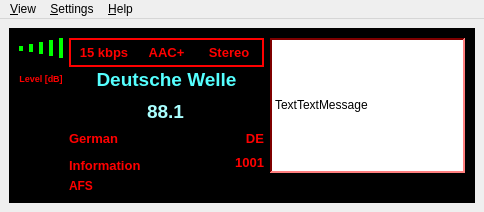
Above: dream/src/GUI-QT/DRMMainWindow.ui from mmjee/dream-patched before the change. Below: the same form after it.
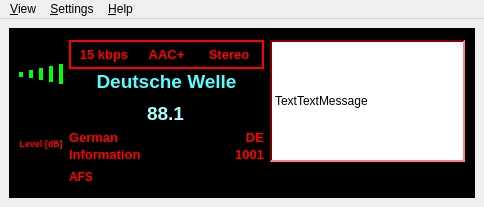
That is the form after the change. Icons and pictures are not drawn. Custom widgets are drawn as their Qt base class.

```diff
--- a/dream/src/GUI-QT/DRMMainWindow.ui
+++ b/dream/src/GUI-QT/DRMMainWindow.ui
@@ -7,7 +7,7 @@
     <x>0</x>
     <y>0</y>
     <width>484</width>
-    <height>212</height>
+    <height>207</height>
    </rect>
   </property>
   <property name="windowTitle">
@@ -4444,402 +4444,7 @@
           </widget>
          </item>
          <item>
-          <widget class="QWidget" name="ProgrInputLevel" native="true">
-           <property name="sizePolicy">
-            <sizepolicy hsizetype="Minimum" vsizetype="Minimum">
-             <horstretch>0</horstretch>
-             <verstretch>0</verstretch>
-            </sizepolicy>
-           </property>
-           <property name="palette">
-            <palette>
-             <active>
-              <colorrole role="WindowText">
-               <brush brushstyle="SolidPattern">
-                <color alpha="255">
-                 <red>255</red>
-                 <green>0</green>
-                 <blue>0</blue>
-                </color>
-               </brush>
-              </colorrole>
-              <colorrole role="Button">
-               <brush brushstyle="SolidPattern">
-                <color alpha="255">
-                 <red>255</red>
-                 <green>0</green>
-                 <blue>0</blue>
-                </color>
-               </brush>
-              </colorrole>
-              <colorrole role="Light">
-               <brush brushstyle="SolidPattern">
-                <color alpha="255">
-                 <red>255</red>
-                 <green>127</green>
-                 <blue>127</blue>
-                </color>
-               </brush>
-              </colorrole>
-              <colorrole role="Midlight">
-               <brush brushstyle="SolidPattern">
-                <color alpha="255">
-                 <red>255</red>
-                 <green>63</green>
-                 <blue>63</blue>
-                </color>
-               </brush>
-              </colorrole>
-              <colorrole role="Dark">
-               <brush brushstyle="SolidPattern">
-                <color alpha="255">
-                 <red>127</red>
-                 <green>0</green>
-                 <blue>0</blue>
-                </color>
-               </brush>
-              </colorrole>
-              <colorrole role="Mid">
-               <brush brushstyle="SolidPattern">
-                <color alpha="255">
-                 <red>170</red>
-                 <green>0</green>
-                 <blue>0</blue>
-                </color>
-               </brush>
-              </colorrole>
-              <colorrole role="Text">
-               <brush brushstyle="SolidPattern">
-                <color alpha="255">
-                 <red>0</red>
-                 <green>0</green>
-                 <blue>0</blue>
-                </color>
-               </brush>
-              </colorrole>
-              <colorrole role="BrightText">
-               <brush brushstyle="SolidPattern">
-                <color alpha="255">
-                 <red>255</red>
-                 <green>255</green>
-                 <blue>255</blue>
-                </color>
-               </brush>
-              </colorrole>
-              <colorrole role="ButtonText">
-               <brush brushstyle="SolidPattern">
-                <color alpha="255">
-                 <red>0</red>
-                 <green>0</green>
-                 <blue>0</blue>
-                </color>
-               </brush>
-              </colorrole>
-              <colorrole role="Base">
-               <brush brushstyle="SolidPattern">
-                <color alpha="255">
-                 <red>255</red>
-                 <green>255</green>
-                 <blue>255</blue>
-                </color>
-               </brush>
-              </colorrole>
-              <colorrole role="Window">
-               <brush brushstyle="SolidPattern">
-                <color alpha="255">
-                 <red>0</red>
-                 <green>0</green>
-                 <blue>0</blue>
-                </color>
-               </brush>
-              </colorrole>
-              <colorrole role="Shadow">
-               <brush brushstyle="SolidPattern">
-                <color alpha="255">
-                 <red>0</red>
-                 <green>0</green>
-                 <blue>0</blue>
-                </color>
-               </brush>
-              </colorrole>
-              <colorrole role="Highlight">
-               <brush brushstyle="SolidPattern">
-                <color alpha="255">
-                 <red>0</red>
-                 <green>0</green>
-                 <blue>128</blue>
-                </color>
-               </brush>
-              </colorrole>
-              <colorrole role="HighlightedText">
-               <brush brushstyle="SolidPattern">
-                <color alpha="255">
-                 <red>255</red>
-                 <green>255</green>
-                 <blue>255</blue>
-                </color>
-               </brush>
-              </colorrole>
-             </active>
-             <inactive>
-              <colorrole role="WindowText">
-               <brush brushstyle="SolidPattern">
-                <color alpha="255">
-                 <red>255</red>
-                 <green>0</green>
-                 <blue>0</blue>
-                </color>
-               </brush>
-              </colorrole>
-              <colorrole role="Button">
-               <brush brushstyle="SolidPattern">
-                <color alpha="255">
-                 <red>255</red>
-                 <green>0</green>
-                 <blue>0</blue>
-                </color>
-               </brush>
-              </colorrole>
-              <colorrole role="Light">
-               <brush brushstyle="SolidPattern">
-                <color alpha="255">
-                 <red>255</red>
-                 <green>127</green>
-                 <blue>127</blue>
-                </color>
-               </brush>
-              </colorrole>
-              <colorrole role="Midlight">
-               <brush brushstyle="SolidPattern">
-                <color alpha="255">
-                 <red>255</red>
-                 <green>38</green>
-                 <blue>38</blue>
-                </color>
-               </brush>
-              </colorrole>
-              <colorrole role="Dark">
-               <brush brushstyle="SolidPattern">
-                <color alpha="255">
-                 <red>127</red>
-                 <green>0</green>
-                 <blue>0</blue>
-                </color>
-               </brush>
-              </colorrole>
-              <colorrole role="Mid">
-               <brush brushstyle="SolidPattern">
-                <color alpha="255">
-                 <red>170</red>
-                 <green>0</green>
-                 <blue>0</blue>
-                </color>
-               </brush>
-              </colorrole>
-              <colorrole role="Text">
-               <brush brushstyle="SolidPattern">
-                <color alpha="255">
-                 <red>0</red>
-                 <green>0</green>
-                 <blue>0</blue>
-                </color>
-               </brush>
-              </colorrole>
-              <colorrole role="BrightText">
-               <brush brushstyle="SolidPattern">
-                <color alpha="255">
-                 <red>255</red>
-                 <green>255</green>
-                 <blue>255</blue>
-                </color>
-               </brush>
-              </colorrole>
-              <colorrole role="ButtonText">
-               <brush brushstyle="SolidPattern">
-                <color alpha="255">
-                 <red>0</red>
-                 <green>0</green>
-                 <blue>0</blue>
-                </color>
-               </brush>
-              </colorrole>
-              <colorrole role="Base">
-               <brush brushstyle="SolidPattern">
-                <color alpha="255">
-                 <red>255</red>
-                 <green>255</green>
-                 <blue>255</blue>
-                </color>
-               </brush>
-              </colorrole>
-              <colorrole role="Window">
-               <brush brushstyle="SolidPattern">
-                <color alpha="255">
-                 <red>0</red>
-                 <green>0</green>
-                 <blue>0</blue>
-                </color>
-               </brush>
-              </colorrole>
-              <colorrole role="Shadow">
-               <brush brushstyle="SolidPattern">
-                <color alpha="255">
-                 <red>0</red>
-                 <green>0</green>
-                 <blue>0</blue>
-                </color>
-               </brush>
-              </colorrole>
-              <colorrole role="Highlight">
-               <brush brushstyle="SolidPattern">
-                <color alpha="255">
-                 <red>0</red>
-                 <green>0</green>
-                 <blue>128</blue>
-                </color>
-               </brush>
-              </colorrole>
-              <colorrole role="HighlightedText">
-               <brush brushstyle="SolidPattern">
-                <color alpha="255">
-                 <red>255</red>
-                 <green>255</green>
-                 <blue>255</blue>
-                </color>
-               </brush>
-              </colorrole>
-             </inactive>
-             <disabled>
-              <colorrole role="WindowText">
-               <brush brushstyle="SolidPattern">
-                <color alpha="255">
-                 <red>128</red>
-                 <green>128</green>
-                 <blue>128</blue>
-                </color>
-               </brush>
-              </colorrole>
-              <colorrole role="Button">
-               <brush brushstyle="SolidPattern">
-                <color alpha="255">
-                 <red>255</red>
-                 <green>0</green>
-                 <blue>0</blue>
-                </color>
-               </brush>
-              </colorrole>
-              <colorrole role="Light">
-               <brush brushstyle="SolidPattern">
-                <color alpha="255">
-                 <red>255</red>
-                 <green>127</green>
-                 <blue>127</blue>
-                </color>
-               </brush>
-              </colorrole>
-              <colorrole role="Midlight">
-               <brush brushstyle="SolidPattern">
-                <color alpha="255">
-                 <red>255</red>
-                 <green>38</green>
-                 <blue>38</blue>
-                </color>
-               </brush>
-              </colorrole>
-              <colorrole role="Dark">
-               <brush brushstyle="SolidPattern">
-                <color alpha="255">
-                 <red>127</red>
-                 <green>0</green>
-                 <blue>0</blue>
-                </color>
-               </brush>
-              </colorrole>
-              <colorrole role="Mid">
-               <brush brushstyle="SolidPattern">
-                <color alpha="255">
-                 <red>170</red>
-                 <green>0</green>
-                 <blue>0</blue>
-                </color>
-               </brush>
-              </colorrole>
-              <colorrole role="Text">
-               <brush brushstyle="SolidPattern">
-                <color alpha="255">
-                 <red>0</red>
-                 <green>0</green>
-                 <blue>0</blue>
-                </color>
-               </brush>
-              </colorrole>
-              <colorrole role="BrightText">
-               <brush brushstyle="SolidPattern">
-                <color alpha="255">
-                 <red>255</red>
-                 <green>255</green>
-                 <blue>255</blue>
-                </color>
-               </brush>
-              </colorrole>
-              <colorrole role="ButtonText">
-               <brush brushstyle="SolidPattern">
-                <color alpha="255">
-                 <red>128</red>
-                 <green>128</green>
-                 <blue>128</blue>
-                </color>
-               </brush>
-              </colorrole>
-              <colorrole role="Base">
-               <brush brushstyle="SolidPattern">
-                <color alpha="255">
-                 <red>255</red>
-                 <green>255</green>
-                 <blue>255</blue>
-                </color>
-               </brush>
-              </colorrole>
-              <colorrole role="Window">
-               <brush brushstyle="SolidPattern">
-                <color alpha="255">
-                 <red>0</red>
-                 <green>0</green>
-                 <blue>0</blue>
-                </color>
-               </brush>
-              </colorrole>
-              <colorrole role="Shadow">
-               <brush brushstyle="SolidPattern">
-                <color alpha="255">
-                 <red>0</red>
-                 <green>0</green>
-                 <blue>0</blue>
-                </color>
-               </brush>
-              </colorrole>
-              <colorrole role="Highlight">
-               <brush brushstyle="SolidPattern">
-                <color alpha="255">
-                 <red>0</red>
-                 <green>0</green>
-                 <blue>128</blue>
-                </color>
-               </brush>
-              </colorrole>
-              <colorrole role="HighlightedText">
-               <brush brushstyle="SolidPattern">
-                <color alpha="255">
-                 <red>255</red>
-                 <green>255</green>
-                 <blue>255</blue>
-                </color>
-               </brush>
-              </colorrole>
-             </disabled>
-            </palette>
-           </property>
-          </widget>
+          <layout class="QVBoxLayout" name="levelMeterLayout"/>
          </item>
         </layout>
        </item>
```
Left out of the diff: 5 changed lines with no effect on the pictures.
